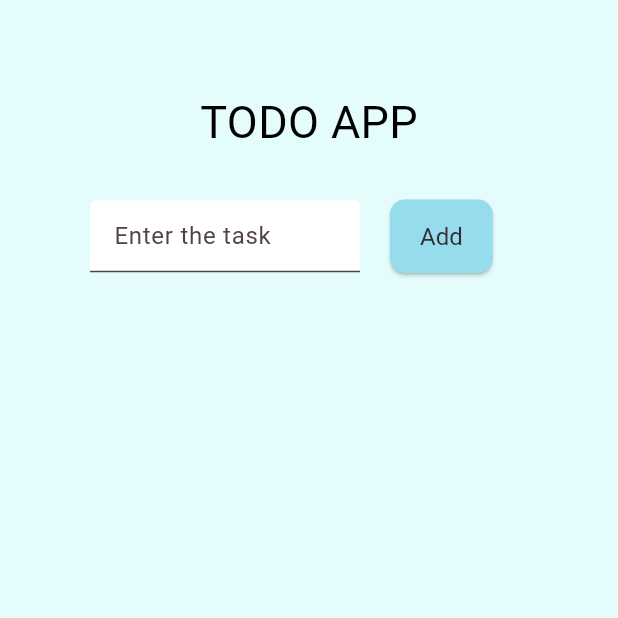
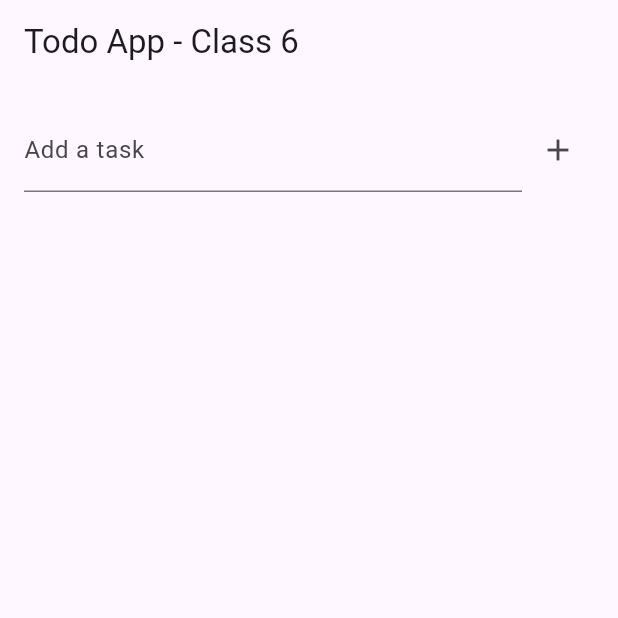
Before and after one commit to ricardosousa191/todo_app, a Flutter app: the screen it shows after launch, on a phone screen of 412 x 824 dp, the top half of it. Run offline on Flutter 3.47's test engine with Material 3 defaults, Android fonts, the phone set to English and light mode, and no system bars; our stand-ins replace shared_preferences.

```diff
--- a/lib/main.dart
+++ b/lib/main.dart
@@ -1,110 +1,104 @@
+import 'dart:convert';
 import 'package:flutter/material.dart';
+import 'package:shared_preferences/shared_preferences.dart';
 import 'task.dart';
-import 'tasktile.dart';
+import 'task_manager.dart';
+
 void main() {
-  runApp(const MyApp());
+  runApp(MaterialApp(debugShowCheckedModeBanner: false, home: TodoApp()));
 }
 
-class MyApp extends StatelessWidget {
-  const MyApp({super.key});
 
-  // This widget is the root of your application.
+
+class TodoApp extends StatefulWidget {
+  const TodoApp({super.key});
+
   @override
-  Widget build(BuildContext context) {
-    return MaterialApp(
-      title: 'Flutter Demo',
-      theme: ThemeData(
-        colorScheme: ColorScheme.fromSeed(
-          seedColor: const Color.fromARGB(255, 183, 58, 85),
-        ),
-      ),
-      home: const MyHomePage(title: 'TODO APP'),
-    );
-  }
+  State<TodoApp> createState() => _TodoAppState();
 }
 
-class MyHomePage extends StatefulWidget {
-  const MyHomePage({super.key, required this.title});
-
-  final String title;
+class _TodoAppState extends State<TodoApp> {
+  final TaskManager manager = TaskManager();
+  List<Task> tasks = [];
+  final TextEditingController _controller = TextEditingController();
 
   @override
-  State<MyHomePage> createState() => _MyHomePageState();
-}
+  void initState() {
+    super.initState();
+    _loadTasks();
+  }
 
-class _MyHomePageState extends State<MyHomePage> {
-  int counter = 0;
-  List<Task> tasks = [];
-  TextEditingController controller = TextEditingController();
+  Future<void> _loadTasks() async {
+    final loaded = await manager.loadTasks();
+    setState(() => tasks = loaded);
+  }
 
+  Future<void> _addTask(String title) async {
+    if (title.trim().isEmpty) return;
+    setState(() => tasks.add(Task(DateTime.now().toString(), title: title)));
+    await manager.saveTasks(tasks);
+    _controller.clear();
+  }
+
+  Future<void> _toggleTask(int index) async {
+    setState(() => tasks[index].isDone = !tasks[index].isDone);
+    await manager.saveTasks(tasks);
+  }
+
+  Future<void> _deleteTask(int index) async {
+    setState(() => tasks.removeAt(index));
+    await manager.saveTasks(tasks);
+  }
 
   @override
   Widget build(BuildContext context) {
     return Scaffold(
-      body: Container(
-        color: const Color.fromARGB(255, 229, 252, 252),
-        padding: EdgeInsets.all(60.0),
-        child: Center(
-          child: Column(
-            mainAxisAlignment: MainAxisAlignment.start,
-            spacing: 30.0,
-            children: <Widget>[
-              Text(
-                'TODO APP',
-                style: TextStyle(color: Colors.black, fontSize: 30),
+      appBar: AppBar(title: const Text('Todo App - Class 6')),
+      body: Column(
+        children: [
+          // Input + botão
+          Padding(
+            padding: const EdgeInsets.all(16.0),
+            child: Row(
+              children: [
+                Expanded(
+                  child: TextField(
+                    controller: _controller,
+                    decoration: const InputDecoration(labelText: 'Add a task'),
+                  ),
+                ),
+                IconButton(
+                  icon: const Icon(Icons.add),
+                  onPressed: () => _addTask(_controller.text),
+                ),
+              ],
+            ),
+          ),
+          // Lista de tarefas
+          Expanded(
+            child: ListView.builder(
+              itemCount: tasks.length,
+              itemBuilder: (context, index) => ListTile(
+                leading: Checkbox(
+                  value: tasks[index].isDone,
+                  onChanged: (_) => _toggleTask(index),
+                ),
+                title: Text(
+                  tasks[index].title,
+                  style: TextStyle(
+                    decoration: tasks[index].isDone
+                        ? TextDecoration.lineThrough
+                        : null,
+                  ),
+                ),
+                trailing: IconButton(
+                  icon: const Icon(Icons.delete),
+                  onPressed: () => _deleteTask(index),
+                ),
               ),
-              Row(
-                spacing: 20.0,
-                children: [
-                  SizedBox(
-                    width: 180,
-                    child: TextField(
-                      controller: controller,
-                      decoration: InputDecoration(
-                        hintText: 'Enter the task',
-                        filled: true,
-                        fillColor: Colors.white,
-                      ),
-                    ),
-                  ),
-
-                  ElevatedButton(
-                    onPressed: () {
-                      setState(() {
-                        tasks.add(Task(controller.text,false));
-                      });
-                      },
-                    style: ElevatedButton.styleFrom(
-                      backgroundColor: const Color.fromARGB(255, 151, 220, 237), // Background color
-                      foregroundColor: const Color.fromARGB(255, 49, 47, 47), // Text color
-                      shape: RoundedRectangleBorder(
-                        borderRadius: BorderRadius.circular(
-                          10,
-                        ), // Rounded corners
-                      ),
-                      padding: const EdgeInsets.symmetric(
-                        horizontal: 20,
-                        vertical: 15,
-                      ), // Button padding
-                      textStyle: const TextStyle(
-                        fontSize: 16,
-                        color: Colors.black,
-                      ), // Text style
-                    ),
-                    child: Text('Add'),
-                  ),
-                ],
-              ),
-              Expanded(child:
-              ListView.builder(
-                itemCount: tasks.length,
-                itemBuilder: (context, index) => Tasktile(tasks[index]),
-                ),
-
-              )
-            ],
+            ),
           ),
-        ),
+        ],
       ),
     );
   }
--- a/lib/task.dart
+++ b/lib/task.dart
@@ -1,6 +1,16 @@
 class Task {
-  String nome = '';
-  bool isDone = false;
+  String id;
+  String title;
+  bool isDone;
 
-  Task(this.nome, this.isDone);
+  Task(String? id, {required this.title, this.isDone = false})
+      : id = id ?? DateTime.now().millisecondsSinceEpoch.toString();
+
+
+  Map<String, dynamic> toMap() => {'id': id, 'title': title, 'isDone': isDone};
+
+  factory Task.fromMap(Map<String, dynamic> map) {
+    return Task(map['id'], title: map['title'], isDone: map['isDone'] ?? false);
+  }
+
 }
--- a/lib/tasktile.dart
+++ b/lib/tasktile.dart
@@ -13,7 +13,7 @@ class _TasktileState extends State<Tasktile> {
   @override
   Widget build(BuildContext context) {
     return CheckboxListTile(
-      title: Text(widget.task.nome),
+      title: Text(widget.task.title),
       value: widget.task.isDone,
       onChanged: (bool? value) {
         setState(() {
--- a/pubspec.yaml
+++ b/pubspec.yaml
@@ -34,6 +34,7 @@ dependencies:
   # The following adds the Cupertino Icons font to your application.
   # Use with the CupertinoIcons class for iOS style icons.
   cupertino_icons: ^1.0.8
+  shared_preferences: ^2.5.3
 
 dev_dependencies:
   flutter_test:
```
Also changed, not shown: lib/shared_preferences.dart (added, +29 -0 lines), lib/task_manager.dart (added, +23 -0 lines), pubspec.lock, 8 other files.
